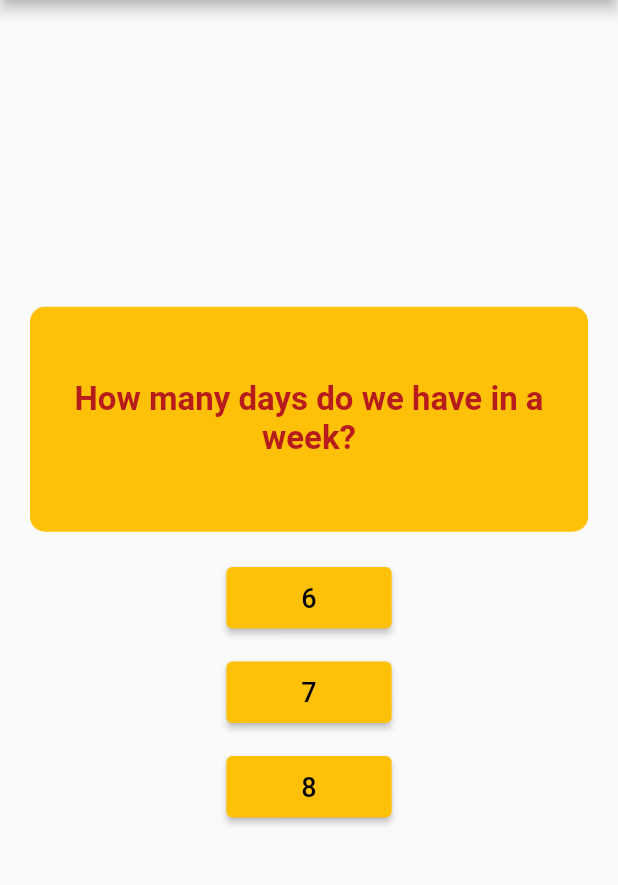
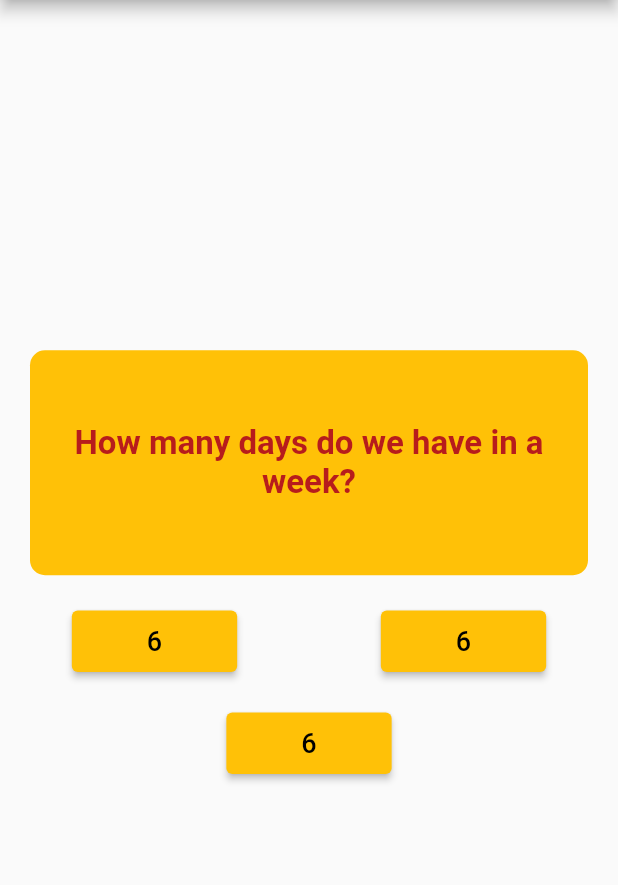
Before and after one commit to Mohammad-Sa-2021/Quiz-App-Practice, a Flutter app: the screen it shows after launch, on a phone screen of 412 x 824 dp, the part 84-969 px from its top. Run offline on Flutter 3.47's test engine with Material 2 defaults, Android fonts, the phone set to English and light mode, and no system bars.

Commit message:
commit 2

```diff
--- a/lib/screens/home_screen.dart
+++ b/lib/screens/home_screen.dart
@@ -75,20 +75,20 @@ class _HomeScreenState extends State<HomeScreen> {
           SizedBox(
             height: 20,
           ),
+          Row(
+            mainAxisAlignment: MainAxisAlignment.spaceAround,
+            children: [
               ElevatedButton(
                 style: ElevatedButton.styleFrom(
                   padding: EdgeInsets.fromLTRB(50, 10, 50, 10),
                 ),
                 onPressed: questionsFun,
                 child: Text(
-              answersList['answer1'][answersIndex = 0],
+                  answersList['answer1'][answersIndex],
                   style: TextStyle(
                     fontSize: 18,
                   ),
                 ),
-          ),
-          SizedBox(
-            height: 15,
               ),
               ElevatedButton(
                 style: ElevatedButton.styleFrom(
@@ -96,14 +96,16 @@ class _HomeScreenState extends State<HomeScreen> {
                 ),
                 onPressed: questionsFun,
                 child: Text(
-              answersList['answer1'][answersIndex = 1],
+                  answersList['answer1'][answersIndex],
                   style: TextStyle(
                     fontSize: 18,
                   ),
                 ),
               ),
+            ],
+          ),
           SizedBox(
-            height: 15,
+            height: 20,
           ),
           ElevatedButton(
             style: ElevatedButton.styleFrom(
@@ -111,7 +113,7 @@ class _HomeScreenState extends State<HomeScreen> {
             ),
             onPressed: questionsFun,
             child: Text(
-              answersList['answer1'][answersIndex = 2],
+              answersList['answer1'][answersIndex],
               style: TextStyle(
                 fontSize: 18,
               ),
```
Also changed, not shown: lib/models/quiz_questions.dart (+12 -0 lines). Lines whose indentation alone changed are shown as unchanged.
